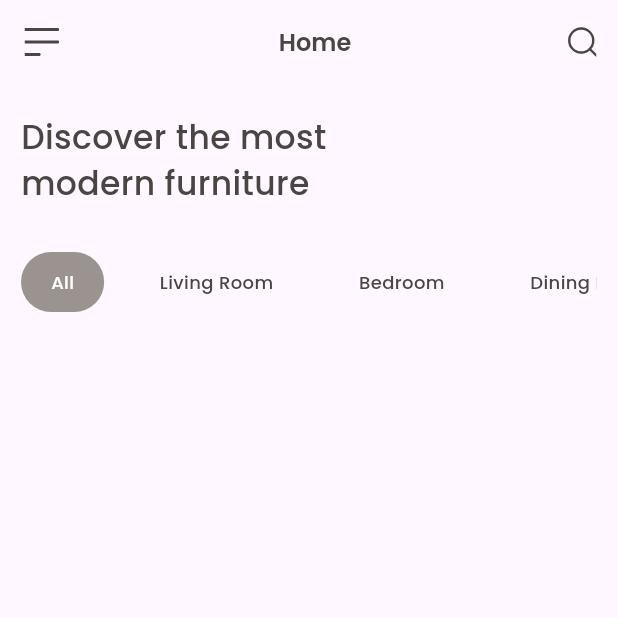
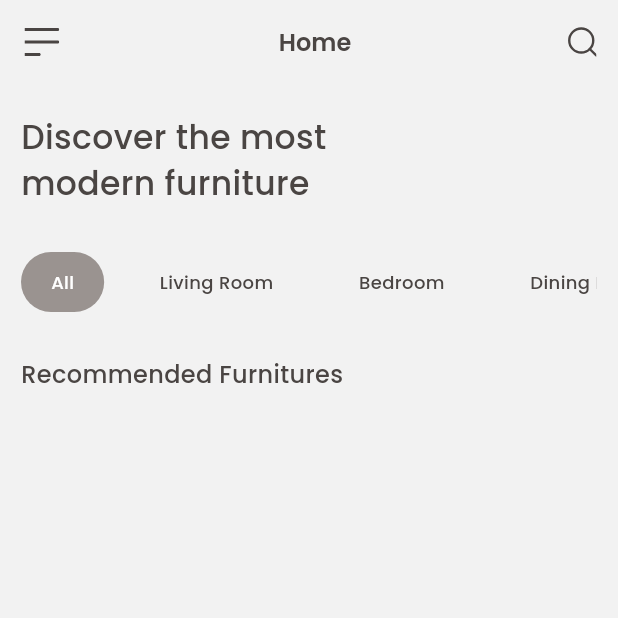
Before and after one commit to khanifzyen/project_pertama, a Flutter app: the screen it shows after launch, on a phone screen of 412 x 824 dp, the top half of it. Run offline on Flutter 3.47's test engine with Material 3 defaults, Android fonts, the phone set to English and light mode, and no system bars; our stand-ins replace flutter_svg, google_fonts.

Commit message:
add recommended furniture

```diff
--- a/lib/features/home/pages/home_page.dart
+++ b/lib/features/home/pages/home_page.dart
@@ -2,6 +2,8 @@ import 'package:flutter/material.dart';
 import 'package:flutter_svg/flutter_svg.dart';
 import 'package:google_fonts/google_fonts.dart';
 import 'package:project_pertama/features/home/widgets/category_home.dart';
+import 'package:project_pertama/features/home/widgets/headline_home.dart';
+import 'package:project_pertama/features/home/widgets/recommended_furnitures_home.dart';
 
 class HomePage extends StatelessWidget {
   const HomePage({super.key});
@@ -32,28 +34,22 @@ class HomePage extends StatelessWidget {
           ),
         ],
       ),
-      body: Padding(
-        padding: const EdgeInsets.symmetric(horizontal: 14.0),
+      backgroundColor: const Color(0xFFF2F2F2),
+      body: const Padding(
+        padding: EdgeInsets.symmetric(horizontal: 14.0),
         child: Column(
           crossAxisAlignment: CrossAxisAlignment.start,
           children: [
-            const SizedBox(height: 20),
+            SizedBox(height: 20),
+            HeadlineHome(),
+            SizedBox(height: 30),
             SizedBox(
-              width: 226,
-              child: Text(
-                'Discover the most modern furniture',
-                style: GoogleFonts.poppins(
-                  textStyle: const TextStyle(
-                      fontWeight: FontWeight.w500,
-                      fontSize: 22,
-                      color: Color(0xFF4A4543)),
-                ),
-              ),
-            ),
-            const SizedBox(height: 30),
-            const SizedBox(
               height: 40,
               child: CategoryHome(),
+            ),
+            SizedBox(height: 30),
+            Expanded(
+              child: RecommendedFurnituresHome(),
             ),
           ],
         ),
--- /dev/null
+++ b/lib/features/home/widgets/headline_home.dart
@@ -0,0 +1,24 @@
+import 'package:flutter/material.dart';
+import 'package:google_fonts/google_fonts.dart';
+
+class HeadlineHome extends StatelessWidget {
+  const HeadlineHome({
+    super.key,
+  });
+
+  @override
+  Widget build(BuildContext context) {
+    return SizedBox(
+      width: 226,
+      child: Text(
+        'Discover the most modern furniture',
+        style: GoogleFonts.poppins(
+          textStyle: const TextStyle(
+              fontWeight: FontWeight.w500,
+              fontSize: 22,
+              color: Color(0xFF4A4543)),
+        ),
+      ),
+    );
+  }
+}
--- /dev/null
+++ b/lib/features/home/widgets/recommended_furnitures_home.dart
@@ -0,0 +1,23 @@
+import 'package:flutter/material.dart';
+import 'package:google_fonts/google_fonts.dart';
+
+class RecommendedFurnituresHome extends StatelessWidget {
+  const RecommendedFurnituresHome({super.key});
+
+  @override
+  Widget build(BuildContext context) {
+    return ListView(
+      children: [
+        Text(
+          "Recommended Furnitures",
+          style: GoogleFonts.poppins(
+              textStyle: const TextStyle(
+            fontWeight: FontWeight.w500,
+            fontSize: 16,
+            color: Color(0xFF4A4543),
+          )),
+        ),
+      ],
+    );
+  }
+}
```
